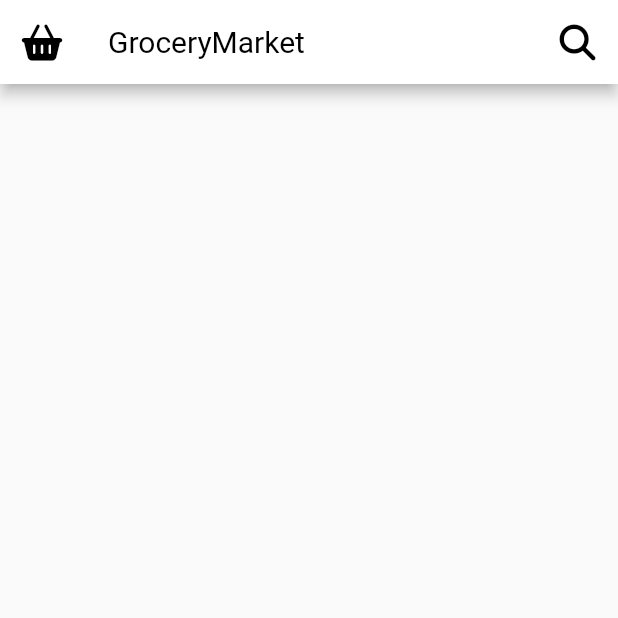
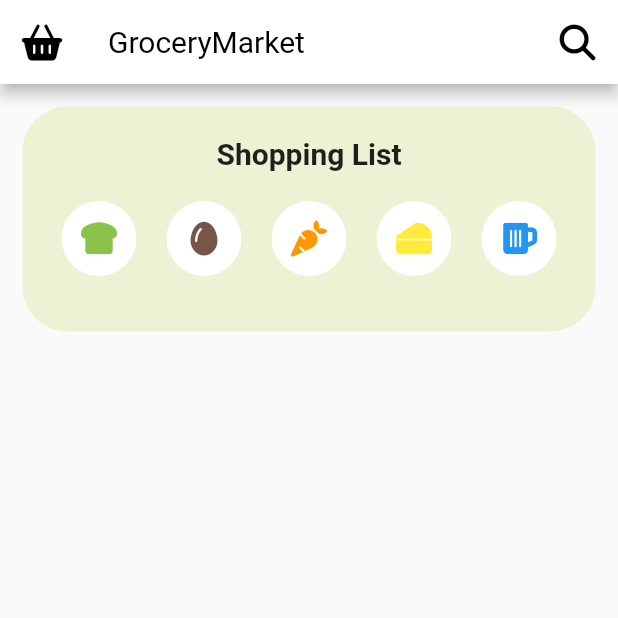
Before and after one commit to Assamapong/grocery_market, a Flutter app: the screen it shows after launch, on a phone screen of 412 x 824 dp, the top half of it. Run offline on Flutter 3.47's test engine with Material 2 defaults, Android fonts, the phone set to English and light mode, and no system bars; our stand-ins replace font_awesome_flutter.

Commit message:
create shopping list part

```diff
--- a/lib/screens/home_page.dart
+++ b/lib/screens/home_page.dart
@@ -33,14 +33,78 @@ class HomeScreen extends StatelessWidget {
           children: [
             Row(
               children: [
-                Container(
-                  color: Colors.black,
+                Expanded(
+                  child: Container(
+                    height: 150,
+                    margin: EdgeInsets.all(15),
+                    decoration: BoxDecoration(
+                      borderRadius: BorderRadius.circular(30.0),
+                      color: Color.fromRGBO(236, 242, 211, 1),
+                    ),
+                    child: Column(
+                      children: [
+                        SizedBox(
+                          height: 20,
+                        ),
+                        Text(
+                          'Shopping List',
+                          style: TextStyle(
+                              fontSize: 20, fontWeight: FontWeight.bold),
+                        ),
+                        SizedBox(
+                          height: 20,
+                        ),
+                        Row(
+                          mainAxisAlignment: MainAxisAlignment.center,
+                          children: [
+                            ShoppingListIcon(
+                              innerIcon: FontAwesomeIcons.breadSlice,
+                              colorIcon: Colors.lightGreen,
+                            ),
+                            ShoppingListIcon(
+                                innerIcon: FontAwesomeIcons.egg,
+                                colorIcon: Colors.brown),
+                            ShoppingListIcon(
+                                innerIcon: FontAwesomeIcons.carrot,
+                                colorIcon: Colors.orange),
+                            ShoppingListIcon(
+                                innerIcon: FontAwesomeIcons.cheese,
+                                colorIcon: Colors.yellow),
+                            ShoppingListIcon(
+                                innerIcon: FontAwesomeIcons.beerMugEmpty,
+                                colorIcon: Colors.blue)
+                          ],
+                        )
+                      ],
+                    ),
+                  ),
                 )
               ],
             )
           ],
         ),
       ),
+    );
+  }
+}
+
+class ShoppingListIcon extends StatelessWidget {
+  final IconData innerIcon;
+  final Color colorIcon;
+
+  ShoppingListIcon({required this.innerIcon, required this.colorIcon});
+
+  @override
+  Widget build(BuildContext context) {
+    return Container(
+      child: Icon(
+        innerIcon,
+        color: colorIcon,
+      ),
+      width: 50,
+      height: 50,
+      decoration: BoxDecoration(color: Colors.white, shape: BoxShape.circle),
+      margin: EdgeInsets.symmetric(horizontal: 10),
     );
   }
 }
```
